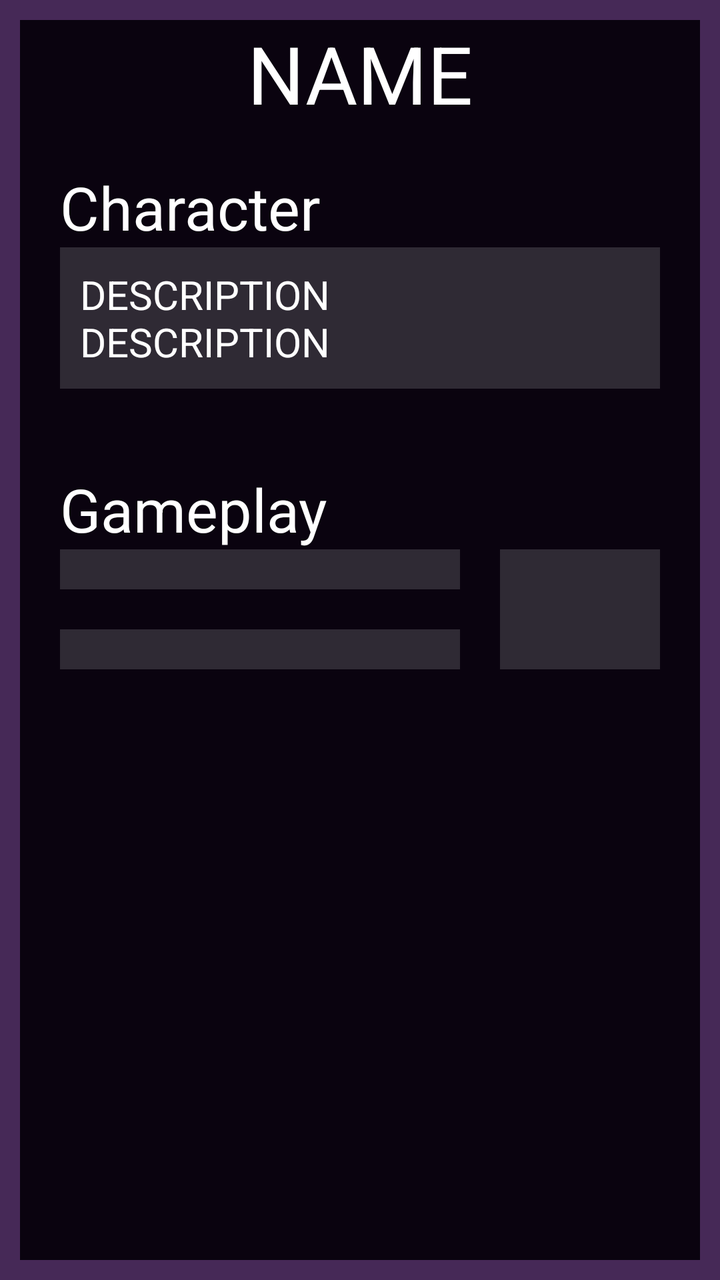
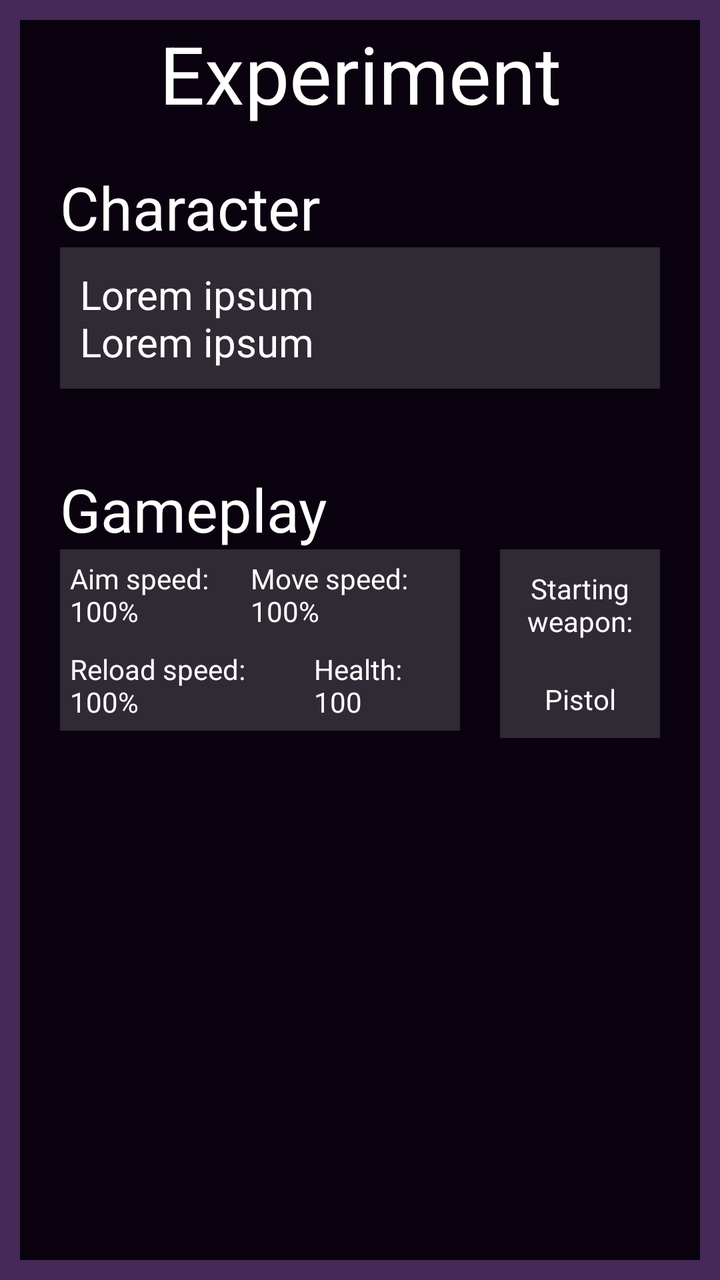

The first picture is an Android layout as it rendered before a commit; the second is the same layout after the commit. The layout source and the unified diff follow.
<!-- AndroidManifest.xml: application theme Theme.SawianGooningApp -->
<!-- res/layout/activity_main.xml -->
<?xml version="1.0" encoding="utf-8"?>
<LinearLayout xmlns:android="http://schemas.android.com/apk/res/android"
    xmlns:app="http://schemas.android.com/apk/res-auto"
    xmlns:tools="http://schemas.android.com/tools"
    android:id="@+id/main"
    android:layout_width="match_parent"
    android:layout_height="match_parent"
    android:background="#462957"
    android:orientation="vertical"
    tools:context=".MainActivity">

    <LinearLayout
        android:layout_width="match_parent"
        android:layout_height="match_parent"
        android:layout_margin="10sp"
        android:background="#0A030F"

        android:orientation="vertical">

        <TextView
            android:layout_width="match_parent"
            android:layout_height="wrap_content"
            android:text="NAME"
            android:textAlignment="center"
            android:textColor="@color/white"
            android:textSize="40sp" />

        <LinearLayout
            android:layout_width="match_parent"
            android:layout_height="wrap_content"
            android:layout_margin="20sp"
            android:orientation="vertical">

            <TextView
                android:id="@+id/textView2"
                android:layout_width="match_parent"
                android:layout_height="wrap_content"
                android:text="Character"
                android:textColor="@color/white"
                android:textSize="30sp" />

            <FrameLayout
                android:layout_width="match_parent"
                android:layout_height="wrap_content"
                android:background="#27FFFFFF"
                android:padding="10sp">

                <TextView
                    android:id="@+id/textView"
                    android:layout_width="match_parent"
                    android:layout_height="wrap_content"
                    android:text="DESCRIPTION\nDESCRIPTION"
                    android:textColor="@color/white"
                    android:textSize="20sp" />
            </FrameLayout>

        </LinearLayout>

        <LinearLayout
            android:layout_width="match_parent"
            android:layout_height="match_parent"
            android:orientation="horizontal"
            android:layout_margin="20sp">

            <LinearLayout
                android:layout_width="match_parent"
                android:layout_height="wrap_content"
                android:orientation="vertical">

                <TextView
                    android:id="@+id/textView3"
                    android:layout_width="match_parent"
                    android:layout_height="wrap_content"
                    android:text="Gameplay"
                    android:textColor="@color/white"
                    android:textSize="30sp" />

                <LinearLayout
                    android:layout_width="match_parent"
                    android:layout_height="match_parent"
                    android:orientation="horizontal">

                    <LinearLayout
                        android:layout_width="match_parent"
                        android:layout_height="match_parent"
                        android:layout_weight="2"
                        android:orientation="vertical">

                        <LinearLayout
                            android:layout_width="match_parent"
                            android:layout_height="wrap_content"
                            android:layout_marginBottom="20sp"
                            android:background="#27FFFFFF"
                            android:padding="10sp">

                        </LinearLayout>

                        <FrameLayout
                            android:layout_width="match_parent"
                            android:layout_height="wrap_content"
                            android:background="#27FFFFFF"
                            android:padding="10sp">

                        </FrameLayout>

                    </LinearLayout>

                    <FrameLayout
                        android:layout_width="match_parent"
                        android:layout_weight="4"
                        android:layout_height="match_parent"
                        android:background="#27FFFFFF"
                        android:layout_marginLeft="20sp"
                        android:padding="10sp">

                    </FrameLayout>
                </LinearLayout>

            </LinearLayout>
        </LinearLayout>

    </LinearLayout>

</LinearLayout>
<!-- resources referenced by this layout -->
<resources>
  <color name="white">#FFFFFFFF</color>
  <style name="Theme.SawianGooningApp" parent="Base.Theme.SawianGooningApp" />
  <style name="Base.Theme.SawianGooningApp" parent="Theme.Material3.DayNight.NoActionBar">
          
          
      </style>
</resources>

<!-- the commit's change to res/layout/activity_main.xml (unified diff, before → after) -->
@@ -18,9 +18,10 @@
         android:orientation="vertical">
 
         <TextView
+            android:id="@+id/textViewName"
             android:layout_width="match_parent"
             android:layout_height="wrap_content"
-            android:text="NAME"
+            android:text="Experiment"
             android:textAlignment="center"
             android:textColor="@color/white"
             android:textSize="40sp" />
@@ -46,10 +47,10 @@
                 android:padding="10sp">
 
                 <TextView
-                    android:id="@+id/textView"
+                    android:id="@+id/textViewDesc"
                     android:layout_width="match_parent"
                     android:layout_height="wrap_content"
-                    android:text="DESCRIPTION\nDESCRIPTION"
+                    android:text="Lorem ipsum\nLorem ipsum"
                     android:textColor="@color/white"
                     android:textSize="20sp" />
             </FrameLayout>
@@ -89,19 +90,48 @@
                         <LinearLayout
                             android:layout_width="match_parent"
                             android:layout_height="wrap_content"
-                            android:layout_marginBottom="20sp"
                             android:background="#27FFFFFF"
-                            android:padding="10sp">
+                            android:padding="5sp">
 
+                            <TextView
+                                android:id="@+id/textViewAim"
+                                android:layout_width="wrap_content"
+                                android:layout_height="wrap_content"
+                                android:layout_weight="1"
+                                android:textColor="@color/white"
+                                android:text="Aim speed: 100%" />
+
+                            <TextView
+                                android:id="@+id/textViewMove"
+                                android:layout_width="wrap_content"
+                                android:layout_height="wrap_content"
+                                android:layout_weight="1"
+                                android:textColor="@color/white"
+                                android:text="Move speed: 100%" />
                         </LinearLayout>
 
-                        <FrameLayout
+                        <LinearLayout
                             android:layout_width="match_parent"
                             android:layout_height="wrap_content"
                             android:background="#27FFFFFF"
-                            android:padding="10sp">
+                            android:padding="5sp">>
 
-                        </FrameLayout>
+                            <TextView
+                                android:id="@+id/textViewReload"
+                                android:layout_width="wrap_content"
+                                android:layout_height="wrap_content"
+                                android:layout_weight="1"
+                                android:textColor="@color/white"
+                                android:text="Reload speed: 100%" />
+
+                            <TextView
+                                android:id="@+id/textViewHealth"
+                                android:layout_width="wrap_content"
+                                android:layout_height="wrap_content"
+                                android:layout_weight="1"
+                                android:textColor="@color/white"
+                                android:text="Health: 100" />
+                        </LinearLayout>
 
                     </LinearLayout>
 
@@ -113,6 +143,28 @@
                         android:layout_marginLeft="20sp"
                         android:padding="10sp">
 
+                        <LinearLayout
+                            android:layout_width="match_parent"
+                            android:layout_height="match_parent"
+                            android:orientation="vertical">
+
+                            <TextView
+                                android:id="@+id/textView8"
+                                android:layout_width="match_parent"
+                                android:layout_height="wrap_content"
+                                android:textAlignment="center"
+                                android:textColor="@color/white"
+                                android:text="Starting weapon:" />
+
+                            <TextView
+                                android:id="@+id/textViewWeapon"
+                                android:layout_width="match_parent"
+                                android:layout_height="wrap_content"
+                                android:layout_marginTop="20sp"
+                                android:textAlignment="center"
+                                android:textColor="@color/white"
+                                android:text="Pistol" />
+                        </LinearLayout>
                     </FrameLayout>
                 </LinearLayout>
 
